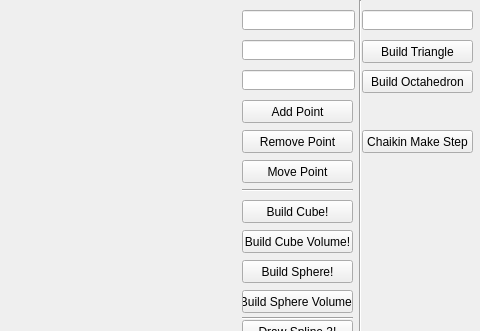
Before: the Qt Designer form CgalUiApplication/CgalUiApplication.ui in komarovn/CgalUiApplication, drawn with Qt 5; both pictures show x 238 to 718 and y 0 to 331 of the 718 by 428 pixel window.
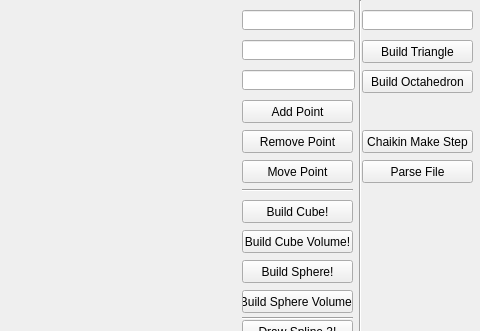
After: the same form once the commit is applied. Custom widgets are drawn as their Qt base class.

The edit to the form file:
```diff
--- a/CgalUiApplication/CgalUiApplication.ui
+++ b/CgalUiApplication/CgalUiApplication.ui
@@ -281,6 +281,19 @@
      <string>Chaikin Make Step</string>
     </property>
    </widget>
+   <widget class="QPushButton" name="parseFileButton">
+    <property name="geometry">
+     <rect>
+      <x>600</x>
+      <y>160</y>
+      <width>111</width>
+      <height>23</height>
+     </rect>
+    </property>
+    <property name="text">
+     <string>Parse File</string>
+    </property>
+   </widget>
   </widget>
  </widget>
  <layoutdefault spacing="6" margin="11"/>
```
